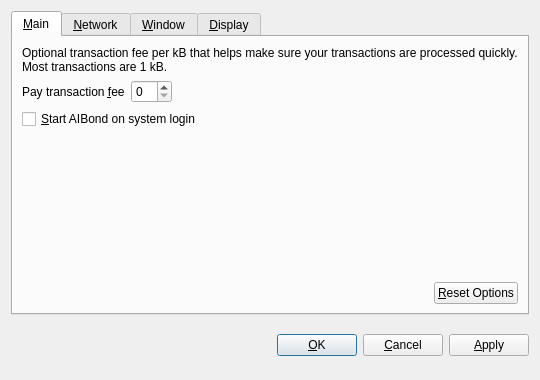
Qt form src/qt/forms/optionsdialog.ui (iobond/aib-old) before a commit.
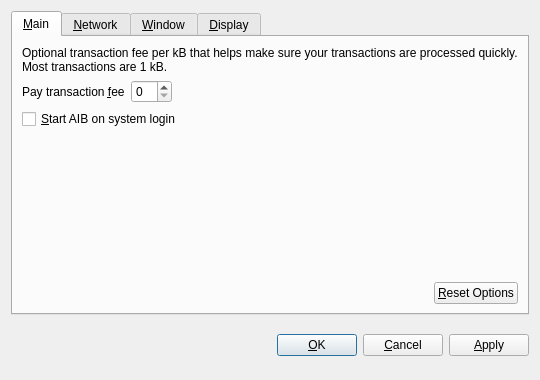
The same form after that commit. Custom widgets are drawn as their Qt base class.

```diff
--- a/src/qt/forms/optionsdialog.ui
+++ b/src/qt/forms/optionsdialog.ui
@@ -82,7 +82,7 @@
           <string>Automatically start AIBond after logging in to the system.</string>
          </property>
          <property name="text">
-          <string>&amp;Start AIBond on system login</string>
+          <string>&amp;Start AIB on system login</string>
          </property>
         </widget>
        </item>
```
Left out of the diff: 10 changed lines with no effect on the pictures.
